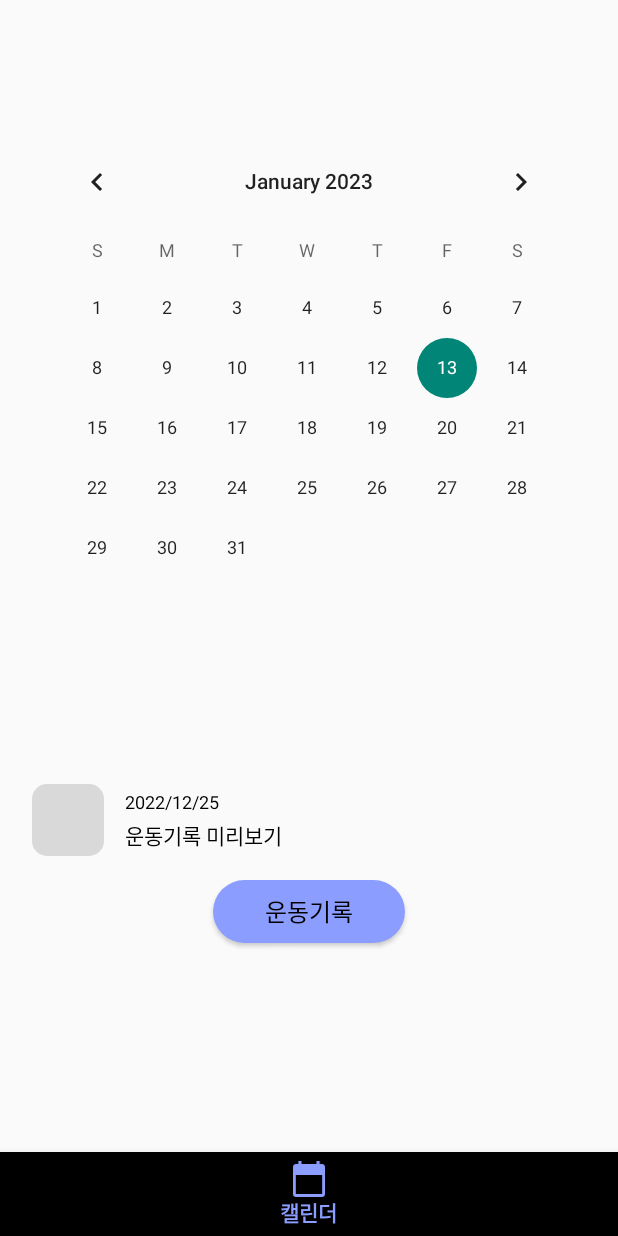
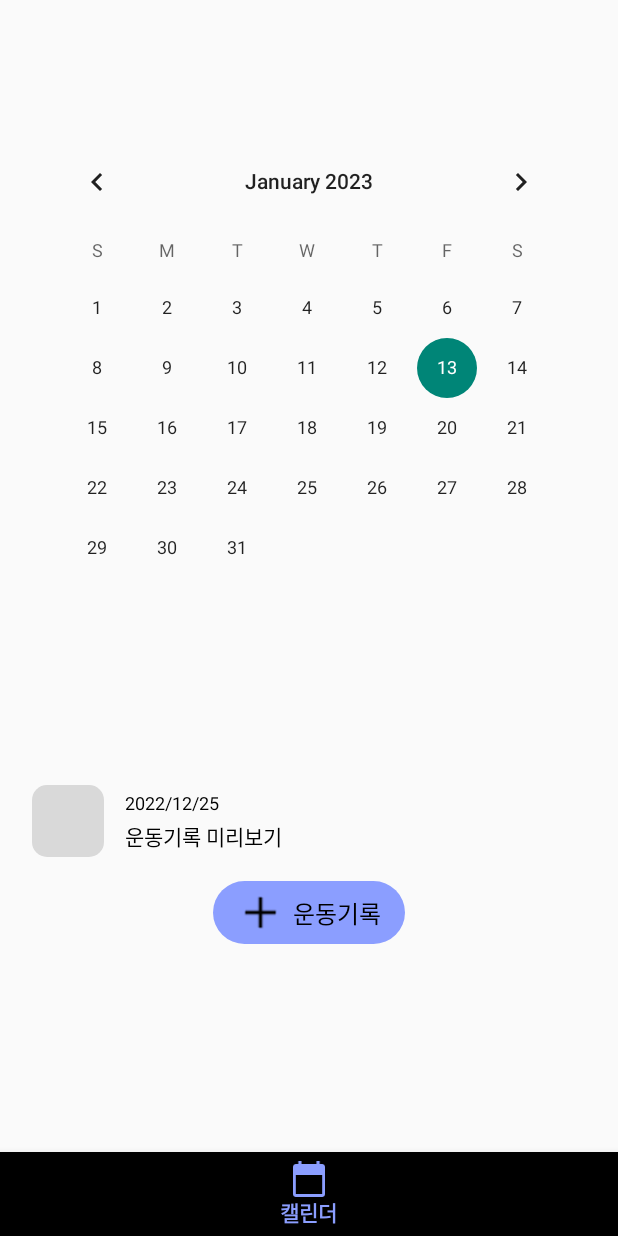
Before and after one commit to Today-s-Gym/front-end, an Android app: the CalendarFragment screen opened through its navigation route, on a phone screen of 412 x 824 dp. Run offline under Robolectric (Android 15) with nearby library versions, the phone set to English and light mode, and no system bars; our stand-ins replace navigation-ui.

Commit message:
feat - CalendarFragment layout 구성

```diff
--- a/app/src/main/res/layout/fragment_calendar.xml
+++ b/app/src/main/res/layout/fragment_calendar.xml
@@ -1,9 +1,10 @@
 <?xml version="1.0" encoding="utf-8"?>
-<androidx.constraintlayout.widget.ConstraintLayout
-    xmlns:android="http://schemas.android.com/apk/res/android"
+<FrameLayout xmlns:android="http://schemas.android.com/apk/res/android"
+    xmlns:tools="http://schemas.android.com/tools"
     android:layout_width="match_parent"
     android:layout_height="match_parent"
-    xmlns:app="http://schemas.android.com/apk/res-auto">
+    xmlns:app="http://schemas.android.com/apk/res-auto"
+    tools:context=".presentation.calendar.CalendarFragment">
     <androidx.constraintlayout.widget.ConstraintLayout
         android:layout_width="match_parent"
         android:layout_height="match_parent"
@@ -24,62 +25,81 @@
             android:id="@+id/layout_preview"
             android:layout_width="match_parent"
             android:layout_height="wrap_content"
-            app:layout_constraintTop_toBottomOf="@id/calendarview"
+            android:layout_marginTop="20dp"
+            app:layout_constraintHorizontal_bias="0.146"
             app:layout_constraintLeft_toLeftOf="parent"
             app:layout_constraintRight_toRightOf="parent"
-            android:layout_marginTop="19dp">
+            app:layout_constraintTop_toBottomOf="@id/calendarview">
 
             <androidx.constraintlayout.utils.widget.ImageFilterView
                 android:id="@+id/iv_recordpicture"
                 android:layout_width="48dp"
                 android:layout_height="48dp"
                 android:background="@drawable/image_style"
-                app:layout_constraintTop_toTopOf="parent"
-                app:layout_constraintLeft_toLeftOf="parent"/>
+                app:layout_constraintLeft_toLeftOf="parent"
+                app:layout_constraintTop_toTopOf="parent" />
 
             <TextView
                 android:id="@+id/tv_recorddate"
                 android:layout_width="wrap_content"
                 android:layout_height="wrap_content"
+                android:layout_marginLeft="14dp"
                 android:text="2022/12/25"
+                android:textColor="@color/black"
                 android:textSize="12sp"
-                android:textColor="@color/black"
-                android:layout_marginLeft="14dp"
+                app:layout_constraintBottom_toTopOf="@id/tv_recordcontent"
                 app:layout_constraintLeft_toRightOf="@id/iv_recordpicture"
-                app:layout_constraintTop_toTopOf="parent"
-                app:layout_constraintBottom_toTopOf="@id/tv_recordcontent"/>
+                app:layout_constraintTop_toTopOf="parent" />
+
             <TextView
                 android:id="@+id/tv_recordcontent"
                 android:layout_width="wrap_content"
                 android:layout_height="wrap_content"
                 android:text="운동기록 미리보기"
+                android:textColor="@color/black"
                 android:textSize="14sp"
-                android:textColor="@color/black"
+                app:layout_constraintBottom_toBottomOf="parent"
                 app:layout_constraintLeft_toLeftOf="@id/tv_recorddate"
-                app:layout_constraintTop_toBottomOf="@id/tv_recorddate"
-                app:layout_constraintBottom_toBottomOf="parent"/>
+                app:layout_constraintTop_toBottomOf="@id/tv_recorddate" />
+
             <ImageView
                 android:id="@+id/btn_showrecord"
                 android:layout_width="7.06dp"
                 android:layout_height="12dp"
-                app:layout_constraintTop_toTopOf="@id/iv_recordpicture"
+                android:layout_marginRight="3.5dp"
                 app:layout_constraintBottom_toBottomOf="@id/iv_recordpicture"
                 app:layout_constraintRight_toRightOf="parent"
-                android:layout_marginRight="3.5dp"/>
+                app:layout_constraintTop_toTopOf="@id/iv_recordpicture" />
         </androidx.constraintlayout.widget.ConstraintLayout>
-        <Button
+        <androidx.constraintlayout.widget.ConstraintLayout
             android:id="@+id/btn_addrecord"
             android:layout_width="128dp"
             android:layout_height="42dp"
-            android:text="운동기록"
-            android:textColor="@color/black"
-            android:textSize="16sp"
             android:background="@drawable/btn_style1"
             android:layout_marginTop="16dp"
             app:layout_constraintTop_toBottomOf="@id/layout_preview"
             app:layout_constraintLeft_toLeftOf="parent"
-            app:layout_constraintRight_toRightOf="parent"
-            />
+            app:layout_constraintRight_toRightOf="parent">
+            <androidx.constraintlayout.utils.widget.ImageFilterView
+                android:layout_width="22.17dp"
+                android:layout_height="22.17dp"
+                android:src="@drawable/add"
+                android:layout_marginTop="9.92dp"
+                android:layout_marginLeft="20.92dp"
+                app:layout_constraintTop_toTopOf="parent"
+                app:layout_constraintStart_toStartOf="parent"/>
+
+            <TextView
+                android:layout_width="wrap_content"
+                android:layout_height="wrap_content"
+                android:text="운동기록"
+                android:textColor="@color/black"
+                android:textSize="16sp"
+                android:layout_marginRight="16dp"
+                app:layout_constraintTop_toTopOf="parent"
+                app:layout_constraintBottom_toBottomOf="parent"
+                app:layout_constraintRight_toRightOf="parent"   />
+        </androidx.constraintlayout.widget.ConstraintLayout>/>
 
     </androidx.constraintlayout.widget.ConstraintLayout>
-</androidx.constraintlayout.widget.ConstraintLayout>
+</FrameLayout>
```
Also changed, not shown: app/src/main/res/drawable/add.png (added).
